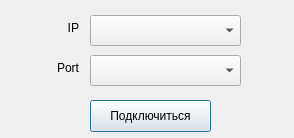
The window that src/client/connector.ui (AirVan21/Jackal) describes before a commit, drawn with Qt 5.
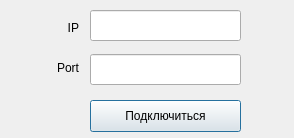
The same window after the commit.

Commit message: Removed hardcoded server ip and port number

```diff
--- a/src/client/connector.ui
+++ b/src/client/connector.ui
@@ -13,26 +13,6 @@
   <property name="windowTitle">
    <string>Jackal</string>
   </property>
-  <widget class="QComboBox" name="ipComboBox">
-   <property name="geometry">
-    <rect>
-     <x>90</x>
-     <y>15</y>
-     <width>151</width>
-     <height>31</height>
-    </rect>
-   </property>
-  </widget>
-  <widget class="QComboBox" name="portComboBox">
-   <property name="geometry">
-    <rect>
-     <x>90</x>
-     <y>55</y>
-     <width>151</width>
-     <height>31</height>
-    </rect>
-   </property>
-  </widget>
   <widget class="QLabel" name="label">
    <property name="geometry">
     <rect>
@@ -73,7 +53,7 @@
     <rect>
      <x>90</x>
      <y>100</y>
-     <width>121</width>
+     <width>151</width>
      <height>32</height>
     </rect>
    </property>
@@ -81,6 +61,26 @@
     <string>Подключиться</string>
    </property>
   </widget>
+  <widget class="QLineEdit" name="portLineEdit">
+   <property name="geometry">
+    <rect>
+     <x>90</x>
+     <y>54</y>
+     <width>151</width>
+     <height>31</height>
+    </rect>
+   </property>
+  </widget>
+  <widget class="QLineEdit" name="ipLineEdit">
+   <property name="geometry">
+    <rect>
+     <x>90</x>
+     <y>10</y>
+     <width>151</width>
+     <height>31</height>
+    </rect>
+   </property>
+  </widget>
  </widget>
  <resources/>
  <connections/>
```
The commit also changes 4 other files.
